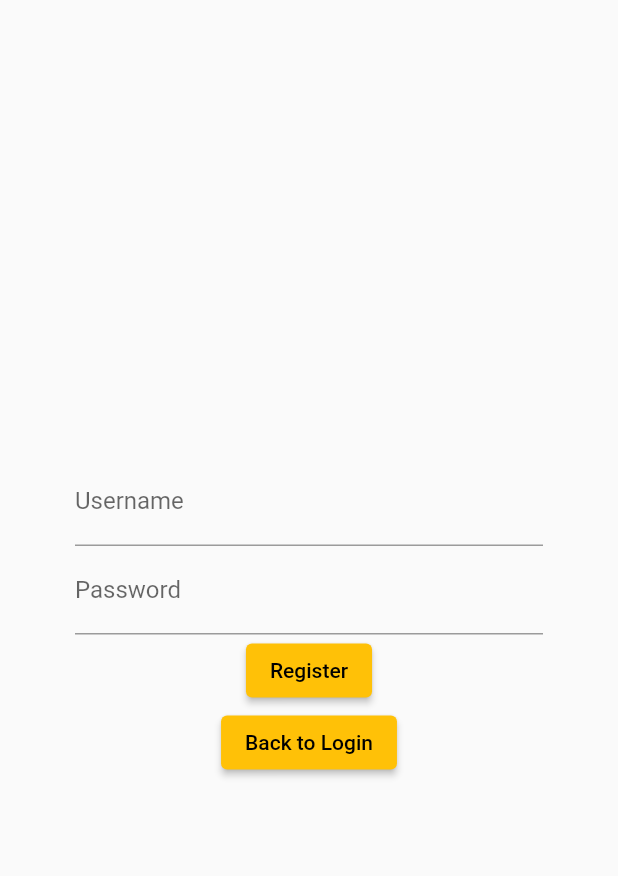
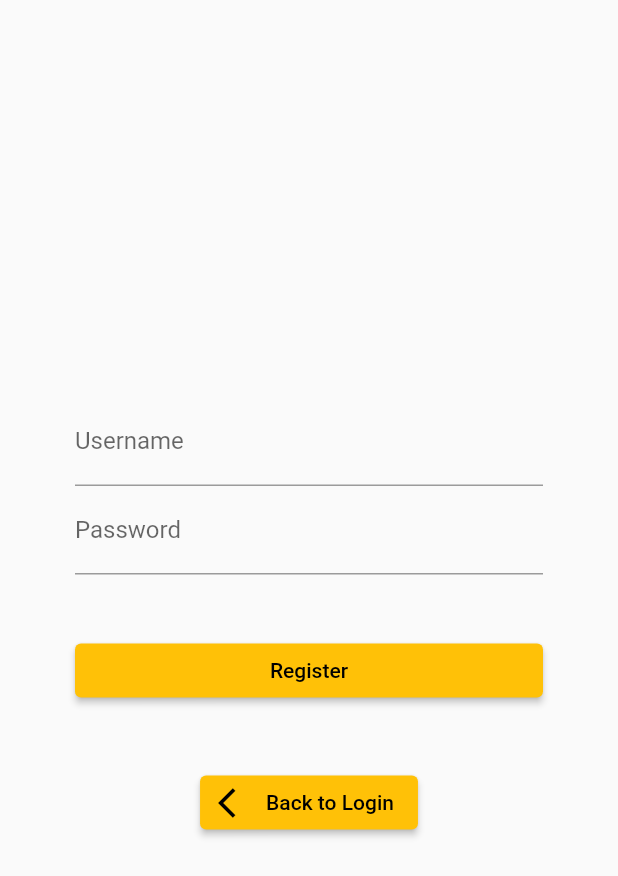
Before and after one commit to v-mag/RecipeBookFlutter, a Flutter app: the screen it shows after launch, after a tap on "Register", on a phone screen of 412 x 824 dp. Shown: the top 876 px of the screen. Run offline on Flutter 3.47's test engine with Material 2 defaults, Android fonts, the phone set to English and light mode, and no system bars; our stand-ins replace after_layout, carousel_slider, floor, jwt_decoder, shared_preferences, sqflite; accounts and stored records are empty; generated files the repository leaves out were written again.

Commit message:
Update UI

```diff
--- a/lib/screens/Login.dart
+++ b/lib/screens/Login.dart
@@ -27,13 +27,17 @@ class _LoginScreenState extends State<LoginScreen> {
   Widget build(BuildContext context) {
     return SafeArea(
       child: Scaffold(
+        resizeToAvoidBottomInset: false,
         body: Padding(
           padding: const EdgeInsets.all(50.0),
           child: Column(
             mainAxisAlignment: MainAxisAlignment.center,
             children: [
               Text("Welcome", style: TextStyle(fontWeight: FontWeight.bold, fontSize: 50.0)),
-              Text("to your recipe book app", style: TextStyle(fontSize: 25.0)),
+              Padding(
+                padding: const EdgeInsets.only(bottom: 40.0),
+                child: Text("to your recipe book app", style: TextStyle(fontSize: 25.0)),
+              ),
               TextFormField(
                 decoration: InputDecoration(
                   labelText: "Username",
@@ -62,7 +66,11 @@ class _LoginScreenState extends State<LoginScreen> {
                   value!.isEmpty ? "Password is required" : null;
                 }
               ),
-              ElevatedButton(
+              Padding(
+                padding: const EdgeInsets.only(top: 40, bottom: 40),
+                child: SizedBox(
+                  width: double.infinity,
+                  child: ElevatedButton(
                       child: Text("Login"),
                       onPressed: () {
                         AuthService().login(username, password).then((value) => {
@@ -71,6 +79,8 @@ class _LoginScreenState extends State<LoginScreen> {
                           }
                         });
                       }
+                  ),
+                ),
               ),
               Row(
                 mainAxisAlignment: MainAxisAlignment.center,
--- a/lib/screens/Register.dart
+++ b/lib/screens/Register.dart
@@ -31,6 +31,7 @@ class _RegisterScreenState extends State<RegisterScreen> {
   Widget build(BuildContext context) {
     return SafeArea(
       child: Scaffold(
+        resizeToAvoidBottomInset: false,
         body: Center(
           child: Padding(
             padding: const EdgeInsets.all(50.0),
@@ -55,7 +56,11 @@ class _RegisterScreenState extends State<RegisterScreen> {
                   ),
                   obscureText: true,
                 ),
-                ElevatedButton(
+                Padding(
+                  padding: const EdgeInsets.only(top: 40, bottom: 40),
+                  child: SizedBox(
+                    width: double.infinity,
+                    child: ElevatedButton(
                         onPressed: () {
                           AuthService().register(username, password).then((value) {
                             if(value) {
@@ -67,11 +72,14 @@ class _RegisterScreenState extends State<RegisterScreen> {
                         },
                         child: Text("Register")
                     ),
-                ElevatedButton(
+                  ),
+                ),
+                ElevatedButton.icon(
                     onPressed: () {
                       Navigator.of(context).pop();
                     },
-                    child: Text("Back to Login")
+                    icon: Icon(Icons.arrow_back_ios),
+                    label: Text("Back to Login")
                 ),
               ],
             ),
```
Also changed, not shown: lib/screens/Search.dart (+26 -1 lines). Lines whose indentation alone changed are shown as unchanged.
